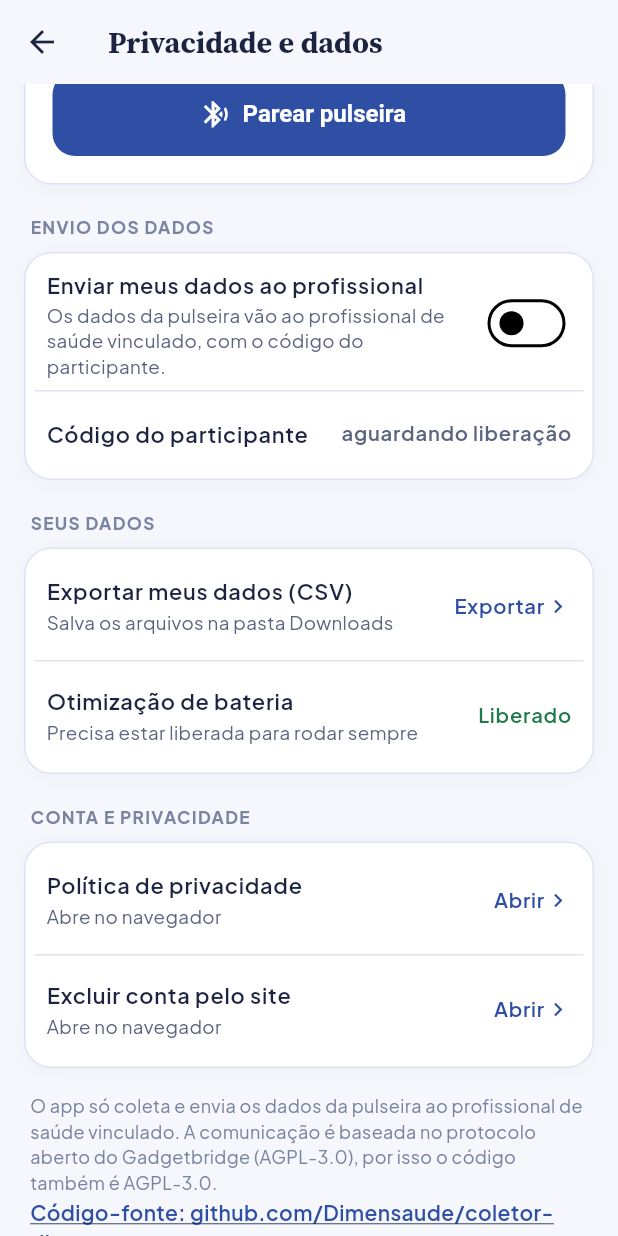
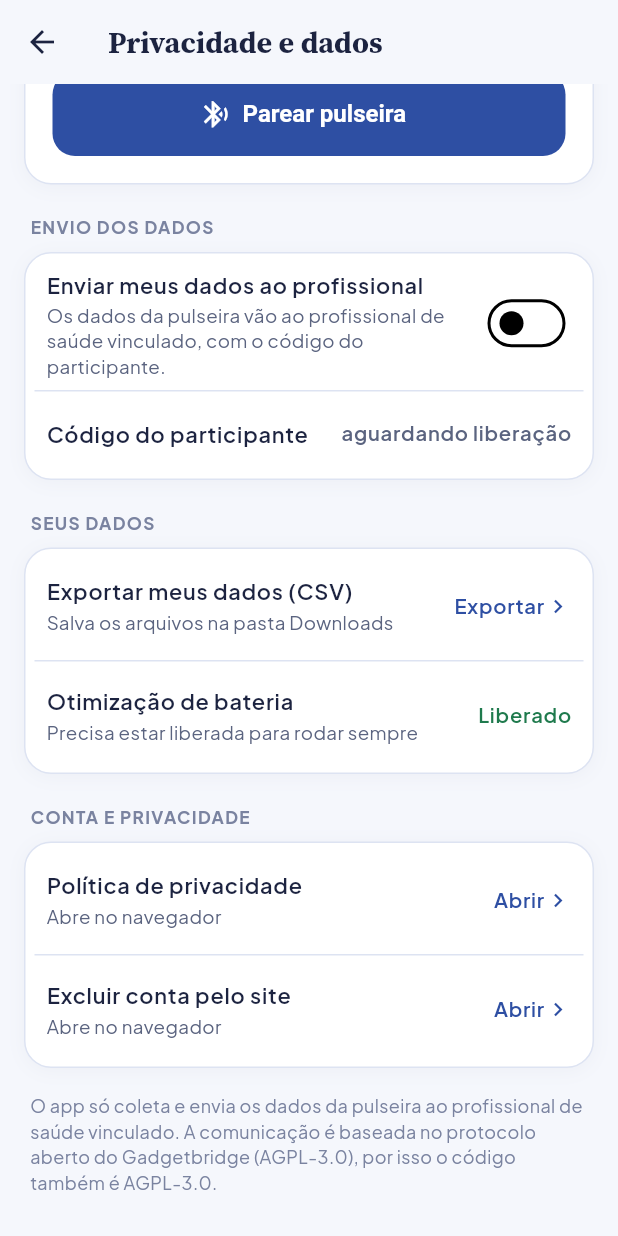
Before and after one commit to Dimensaude/coletor-dimensono-app, a Flutter app: the PrivacyScreen screen opened directly with empty values, scrolled down 99 dp, on a phone screen of 412 x 824 dp. Run offline on Flutter 3.47's test engine with Material 3 defaults, Android fonts, the phone set to English and light mode, and no system bars.

```diff
--- a/lib/screens/consentimento_texto.dart
+++ b/lib/screens/consentimento_texto.dart
@@ -4,7 +4,6 @@ import '../band_api.dart';
 import '../theme.dart';
 
 const urlPoliticaPrivacidade = 'https://dimensono.com.br/privacidade';
-const urlCodigoFonte = 'https://github.com/Dimensaude/coletor-dimensono-app';
 
 /// Abre um link no navegador pelo canal nativo; avisa se não der.
 Future<void> abrirLink(BuildContext context, String url) async {
--- a/lib/screens/privacy_screen.dart
+++ b/lib/screens/privacy_screen.dart
@@ -4,7 +4,6 @@ import '../app_state.dart';
 import '../band_api.dart';
 import '../theme.dart';
 import '../widgets.dart';
-import 'consentimento_texto.dart';
 import 'pair_screen.dart';
 
 /// What the privacy screen shows for the participant code: nothing before it is released, and only the last
@@ -121,7 +120,6 @@ class _PrivacyScreenState extends State<PrivacyScreen> with WidgetsBindingObserv
                   'protocolo aberto do Gadgetbridge (AGPL-3.0), por isso o código também é AGPL-3.0.',
                   style: TextStyle(fontSize: 12, height: 1.45, color: AppColors.faint),
                 ),
-                LinkTexto(texto: 'Código-fonte: github.com/Dimensaude/coletor-dimensono-app', url: urlCodigoFonte),
               ]),
             ),
           ],
```
Also changed, not shown: 1 other file.
